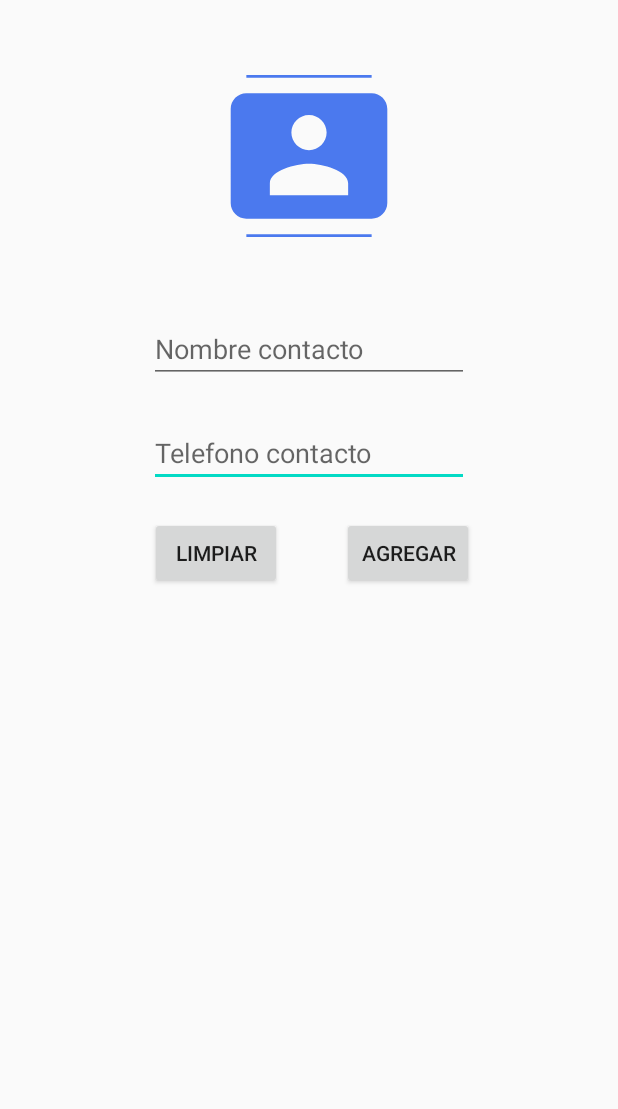
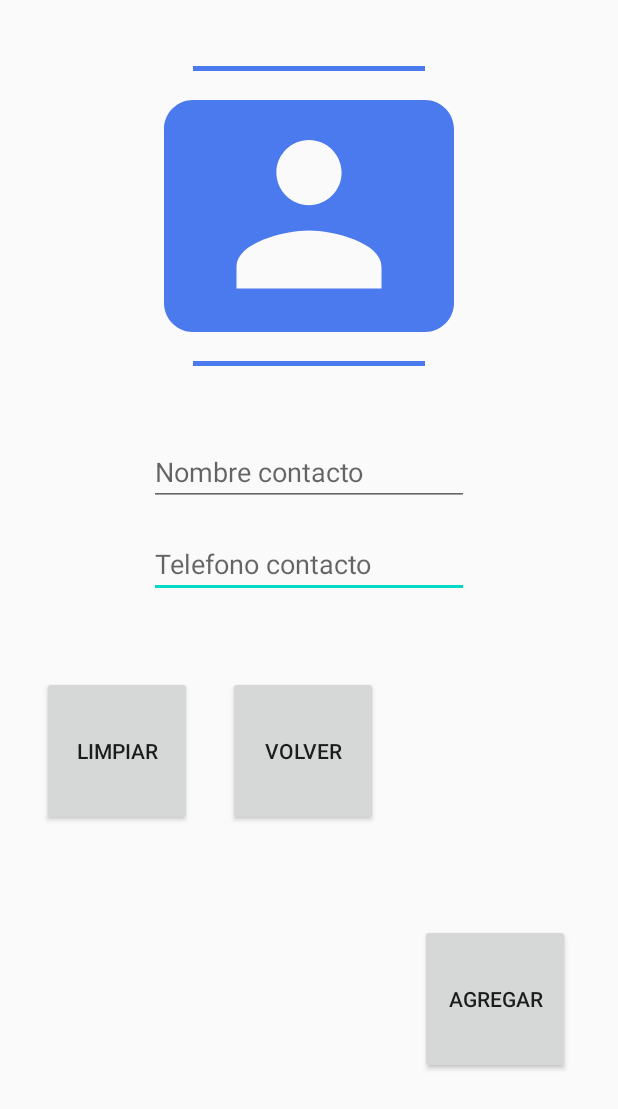
Before and after one commit to Meliodas-R/Hilfe_ultimate, an Android app: the AgregarContacto screen opened directly, with no data from a screen before it, on a phone screen of 412 x 824 dp. Shown: the top 1109 px of the screen. Run offline under Robolectric (Android 15) with nearby library versions, the phone set to English and light mode, and no system bars; Roboto replaces fonts that are not available here.

Commit message:
Corrección de errores e implementación de mejoras
*Ahora, en la vista de contacto se puede seleccionar como predeterminado.
*Se han añadido nuevos comentarios a clases y métodos.
*Se han modificado ciertos recursos estéticos.
*Se ha realizado una mejor distribucion de los ajustes y se han añadido nuevas secciones.
*Se han añadido una nueva ventana "Seguridad".

```diff
--- a/app/src/main/AndroidManifest.xml
+++ b/app/src/main/AndroidManifest.xml
@@ -20,6 +20,7 @@
         android:roundIcon="@mipmap/ic_launcher_round"
         android:supportsRtl="true"
         android:theme="@style/AppTheme">
+        <activity android:name=".Autenticacion"></activity>
         <activity android:name=".DeveloperContact" />
         <activity android:name=".InformacionContacto" />
         <activity
--- a/app/src/main/java/com/example/hilfe_ultimate/AdminSQLiteOpenHelper.java
+++ b/app/src/main/java/com/example/hilfe_ultimate/AdminSQLiteOpenHelper.java
@@ -32,7 +32,6 @@ public class AdminSQLiteOpenHelper extends SQLiteOpenHelper {
     @Override
     public void onCreate(SQLiteDatabase db) {
         db.execSQL("create table CONTACTO(ID_CONTACTO INTEGER primary key autoincrement, NOMBRE_CONTACTO text not null, TELEFONO_CONTACTO text not null)");
-
     }
 
     /**
--- /dev/null
+++ b/app/src/main/res/drawable/ic_person_pin.xml
@@ -0,0 +1,5 @@
+<vector android:height="24dp" android:tint="#FF453A"
+    android:viewportHeight="24.0" android:viewportWidth="24.0"
+    android:width="24dp" xmlns:android="http://schemas.android.com/apk/res/android">
+    <path android:fillColor="#FF000000" android:pathData="M12,2C8.14,2 5,5.14 5,9c0,5.25 7,13 7,13s7,-7.75 7,-13c0,-3.86 -3.14,-7 -7,-7zM12,4c1.1,0 2,0.9 2,2 0,1.11 -0.9,2 -2,2s-2,-0.89 -2,-2c0,-1.1 0.9,-2 2,-2zM12,14c-1.67,0 -3.14,-0.85 -4,-2.15 0.02,-1.32 2.67,-2.05 4,-2.05s3.98,0.73 4,2.05c-0.86,1.3 -2.33,2.15 -4,2.15z"/>
+</vector>
--- a/app/src/main/res/layout/activity_agregar_contacto.xml
+++ b/app/src/main/res/layout/activity_agregar_contacto.xml
@@ -10,7 +10,7 @@
         android:id="@+id/etTelefono"
         android:layout_width="wrap_content"
         android:layout_height="wrap_content"
-        android:layout_marginTop="24dp"
+        android:layout_marginTop="16dp"
         android:ems="10"
         android:hint="Telefono contacto"
         android:inputType="textPersonName"
@@ -20,21 +20,25 @@
 
     <Button
         android:id="@+id/button2"
-        android:layout_width="wrap_content"
-        android:layout_height="wrap_content"
-        android:layout_marginTop="20dp"
-        android:layout_marginEnd="96dp"
-        android:layout_marginRight="96dp"
+        android:layout_width="100dp"
+        android:layout_height="100dp"
+        android:layout_marginStart="24dp"
+        android:layout_marginLeft="24dp"
+        android:layout_marginEnd="28dp"
+        android:layout_marginRight="28dp"
+        android:layout_marginBottom="108dp"
         android:onClick="agregar"
         android:text="Agregar"
+        app:layout_constraintBottom_toBottomOf="parent"
         app:layout_constraintEnd_toEndOf="parent"
-        app:layout_constraintTop_toBottomOf="@+id/etTelefono" />
+        app:layout_constraintHorizontal_bias="0.474"
+        app:layout_constraintStart_toEndOf="@+id/button3" />
 
     <EditText
         android:id="@+id/etNombre"
         android:layout_width="wrap_content"
         android:layout_height="wrap_content"
-        android:layout_marginTop="52dp"
+        android:layout_marginTop="48dp"
         android:ems="10"
         android:hint="Nombre contacto"
         android:inputType="textPersonName"
@@ -44,23 +48,38 @@
 
     <Button
         android:id="@+id/btnLimpiar"
-        android:layout_width="wrap_content"
-        android:layout_height="wrap_content"
-        android:layout_marginTop="20dp"
+        android:layout_width="100dp"
+        android:layout_height="100dp"
+        android:layout_marginStart="28dp"
+        android:layout_marginLeft="28dp"
+        android:layout_marginTop="52dp"
+        android:onClick="limpiar"
         android:text="Limpiar"
-        app:layout_constraintEnd_toStartOf="@+id/button2"
-        app:layout_constraintHorizontal_bias="0.712"
         app:layout_constraintStart_toStartOf="parent"
         app:layout_constraintTop_toBottomOf="@+id/etTelefono" />
 
     <ImageView
         android:id="@+id/imageView"
-        android:layout_width="wrap_content"
-        android:layout_height="wrap_content"
-        android:layout_marginTop="50dp"
+        android:layout_width="200dp"
+        android:layout_height="200dp"
+        android:layout_marginTop="44dp"
         app:layout_constraintEnd_toEndOf="parent"
         app:layout_constraintStart_toStartOf="parent"
         app:layout_constraintTop_toTopOf="parent"
         app:srcCompat="@drawable/ic_contactos_foreground" />
 
+    <Button
+        android:id="@+id/button3"
+        android:layout_width="100dp"
+        android:layout_height="100dp"
+        android:layout_marginStart="24dp"
+        android:layout_marginLeft="24dp"
+        android:layout_marginTop="52dp"
+        android:onClick="volver"
+        android:text="Volver"
+        app:layout_constraintBottom_toBottomOf="parent"
+        app:layout_constraintStart_toEndOf="@+id/btnLimpiar"
+        app:layout_constraintTop_toBottomOf="@+id/etTelefono"
+        app:layout_constraintVertical_bias="0.0" />
+
 </androidx.constraintlayout.widget.ConstraintLayout>
--- a/app/src/main/res/layout/activity_contactos.xml
+++ b/app/src/main/res/layout/activity_contactos.xml
@@ -17,7 +17,7 @@
 
     <Button
         android:id="@+id/btnAgregarContacto"
-        android:layout_width="wrap_content"
+        android:layout_width="170dp"
         android:layout_height="wrap_content"
         android:layout_marginEnd="28dp"
         android:layout_marginRight="28dp"
@@ -29,7 +29,7 @@
 
     <Button
         android:id="@+id/btnRefrescar"
-        android:layout_width="wrap_content"
+        android:layout_width="170dp"
         android:layout_height="wrap_content"
         android:onClick="refrescar"
         android:text="Refrescar"
```
Also changed, not shown: app/src/main/java/com/example/hilfe_ultimate/AgregarContacto.java (+21 -7 lines), app/src/main/java/com/example/hilfe_ultimate/Autenticacion.java (added, +51 -0 lines), app/src/main/java/com/example/hilfe_ultimate/ContactoBD.java (+18 -15 lines), app/src/main/java/com/example/hilfe_ultimate/Contactos.java (+16 -0 lines), app/src/main/java/com/example/hilfe_ultimate/InformacionContacto.java (+29 -2 lines), app/src/main/java/com/example/hilfe_ultimate/MainActivity.java (+14 -3 lines), app/src/main/java/com/example/hilfe_ultimate/Telefonos.java (+23 -12 lines), app/src/main/res/layout/activity_autenticacion.xml (added, +56 -0 lines), app/src/main/res/layout/activity_informacion_contacto.xml (+13 -4 lines), app/src/main/res/layout/activity_telefonos.xml (+14 -3 lines), app/src/main/res/values/strings.xml (+11 -1 lines), app/src/main/res/xml/root_preferences.xml (+41 -16 lines), app/src/main/res/drawable-v24/user.jpg (added).
